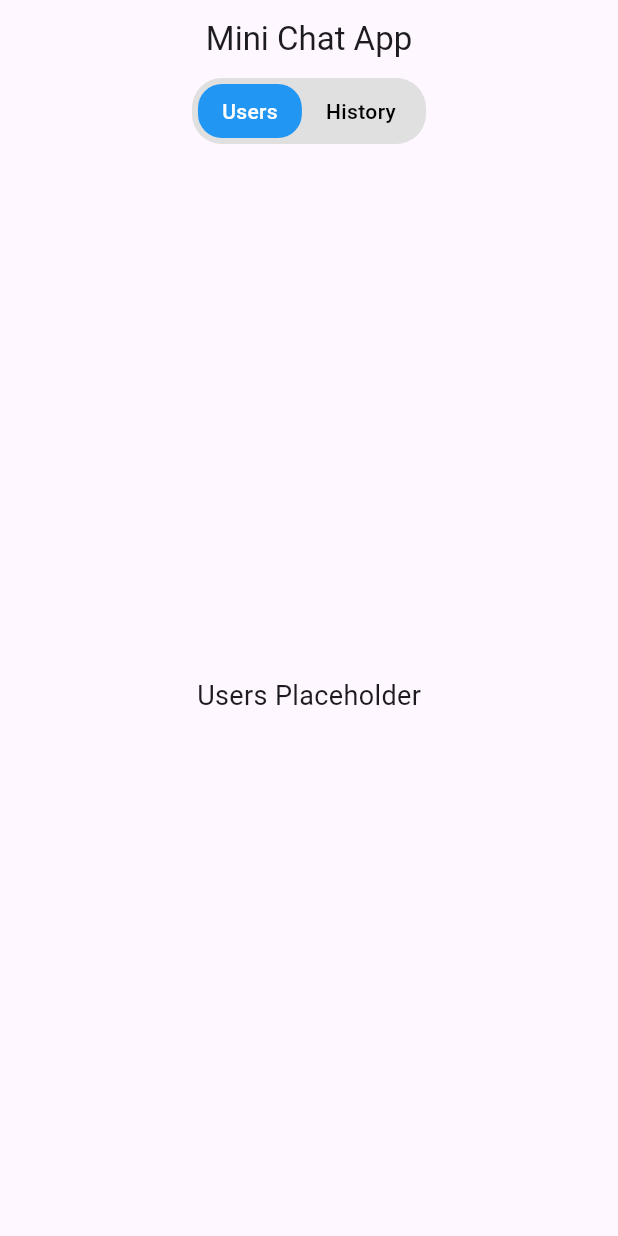
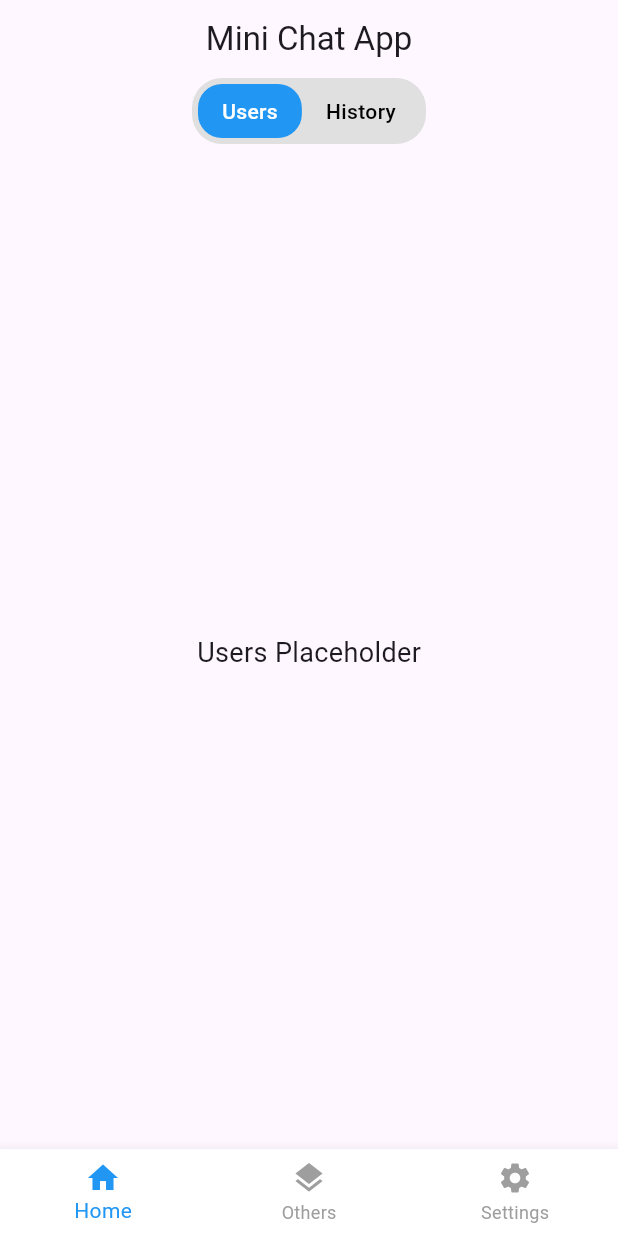
Before and after one commit to imhardiklakhani/chat_demo, a Flutter app: the screen it shows after launch, on a phone screen of 412 x 824 dp. Run offline on Flutter 3.47's test engine with Material 3 defaults, Android fonts, the phone set to English and light mode, and no system bars; our stand-ins replace flutter_bloc.

Commit message:
feat: add app shell with bottom navigation

```diff
--- a/lib/core/constants/app_colors.dart
+++ b/lib/core/constants/app_colors.dart
@@ -11,4 +11,9 @@ class AppColors {
 
   static const textSelected = Colors.white;
   static const textUnselected = Colors.black;
+
+  // Bottom Navigation
+  static const bottomBarBackground = Colors.white;
+  static const bottomBarSelected = Colors.blue;
+  static const bottomBarUnselected = Colors.grey;
 }
--- a/lib/core/constants/app_strings.dart
+++ b/lib/core/constants/app_strings.dart
@@ -2,10 +2,11 @@ class AppStrings {
   AppStrings._();
 
   static const appTitle = 'Mini Chat App';
-
   static const users = 'Users';
   static const history = 'History';
-
   static const usersPlaceholder = 'Users Placeholder';
   static const historyPlaceholder = 'History Placeholder';
+  static const home = 'Home';
+  static const others = 'Others';
+  static const settings = 'Settings';
 }
--- /dev/null
+++ b/lib/features/app_shell/app_shell_page.dart
@@ -0,0 +1,50 @@
+import 'package:flutter/material.dart';
+import 'package:my_sivi/core/constants/app_colors.dart';
+import '../../core/constants/app_strings.dart';
+import '../home/home_page.dart';
+
+class AppShellPage extends StatefulWidget {
+  const AppShellPage({super.key});
+
+  @override
+  State<AppShellPage> createState() => _AppShellPageState();
+}
+
+class _AppShellPageState extends State<AppShellPage> {
+  int _currentIndex = 0;
+
+  @override
+  Widget build(BuildContext context) {
+    return Scaffold(
+      body: IndexedStack(
+        index: _currentIndex,
+        children: const [
+          HomePage(),
+          Center(child: Text(AppStrings.others)),
+          Center(child: Text(AppStrings.settings)),
+        ],
+      ),
+      bottomNavigationBar: BottomNavigationBar(
+        backgroundColor: AppColors.bottomBarBackground,
+        currentIndex: _currentIndex,
+        selectedItemColor: AppColors.bottomBarSelected,
+        unselectedItemColor: AppColors.bottomBarUnselected,
+        onTap: (index) => setState(() => _currentIndex = index),
+        items: const [
+          BottomNavigationBarItem(
+            icon: Icon(Icons.home),
+            label: AppStrings.home,
+          ),
+          BottomNavigationBarItem(
+            icon: Icon(Icons.layers),
+            label: AppStrings.others,
+          ),
+          BottomNavigationBarItem(
+            icon: Icon(Icons.settings),
+            label: AppStrings.settings,
+          ),
+        ],
+      ),
+    );
+  }
+}
--- a/lib/main.dart
+++ b/lib/main.dart
@@ -1,5 +1,7 @@
 import 'package:flutter/material.dart';
 import 'package:my_sivi/features/home/home_page.dart';
+
+import 'features/app_shell/app_shell_page.dart';
 
 void main() {
   runApp(const MyApp());
@@ -12,7 +14,7 @@ class MyApp extends StatelessWidget {
   Widget build(BuildContext context) {
     return const MaterialApp(
       debugShowCheckedModeBanner: false,
-      home: HomePage(),
+      home: AppShellPage(),
     );
   }
 }
```
